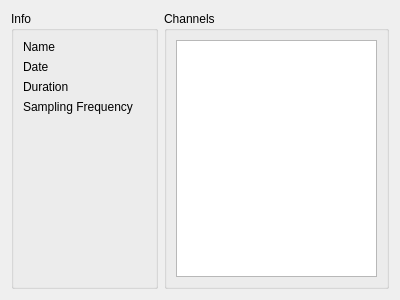
Qt form pycode-gui/forms_source/phase_explorer.ui (lmascelli/pycode) before a commit.
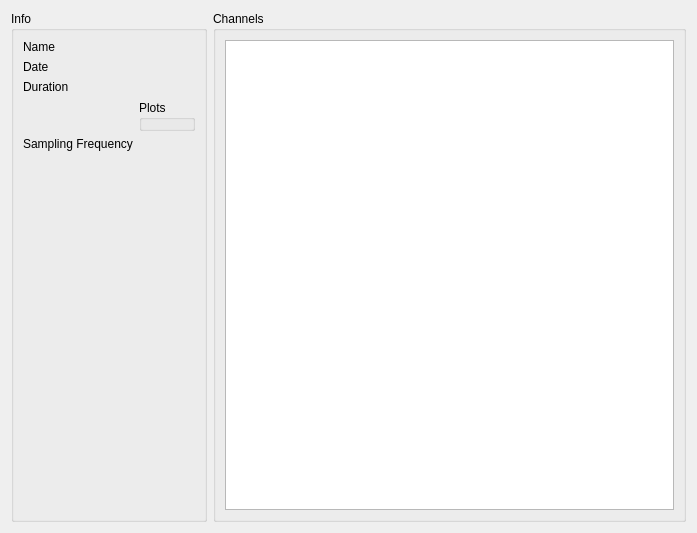
The same form after that commit.

Commit message: pycode-gui canvas plot

What changed in the file:
```diff
--- a/pycode-gui/forms_source/phase_explorer.ui
+++ b/pycode-gui/forms_source/phase_explorer.ui
@@ -6,8 +6,8 @@
    <rect>
     <x>0</x>
     <y>0</y>
-    <width>400</width>
-    <height>300</height>
+    <width>697</width>
+    <height>533</height>
    </rect>
   </property>
   <property name="windowTitle">
@@ -48,14 +48,14 @@
         </property>
        </widget>
       </item>
-      <item row="3" column="0">
+      <item row="4" column="0">
        <widget class="QLabel" name="label_5">
         <property name="text">
          <string>Sampling Frequency</string>
         </property>
        </widget>
       </item>
-      <item row="3" column="1">
+      <item row="4" column="1">
        <widget class="QLabel" name="lbl_sampling_frequency">
         <property name="text">
          <string/>
@@ -76,6 +76,13 @@
         </property>
        </widget>
       </item>
+      <item row="3" column="1">
+       <widget class="QGroupBox" name="grp_plots">
+        <property name="title">
+         <string>Plots</string>
+        </property>
+       </widget>
+      </item>
      </layout>
     </widget>
    </item>
```
Left out of the diff: 3 changed lines with no effect on the pictures. The commit also changes 10 other files.
